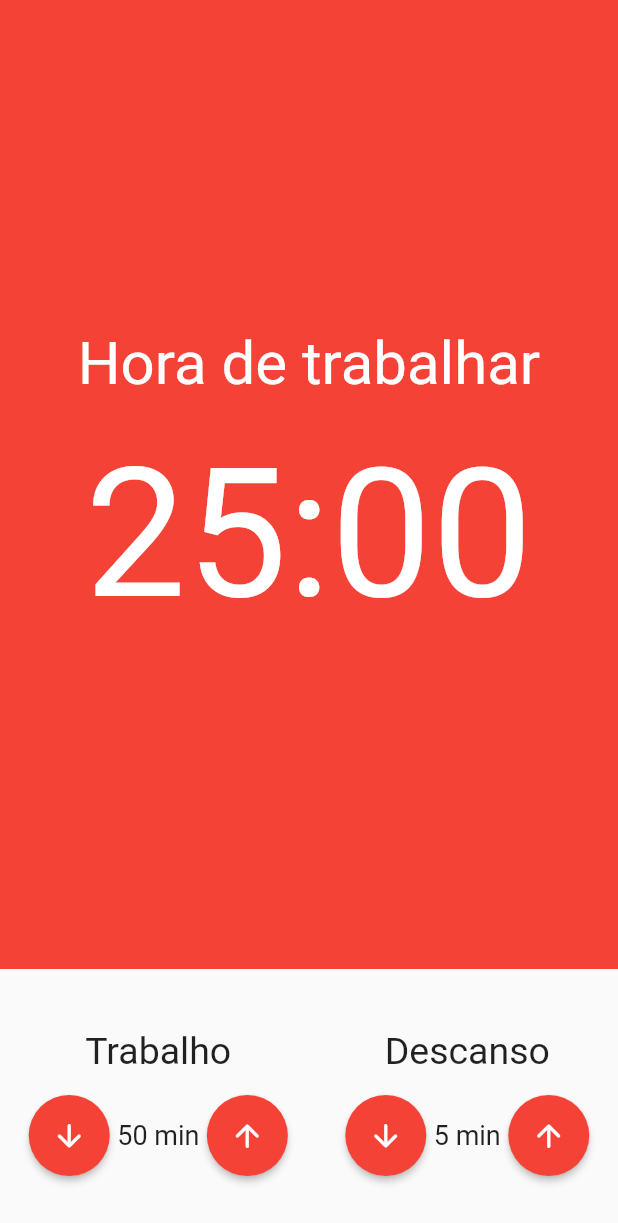
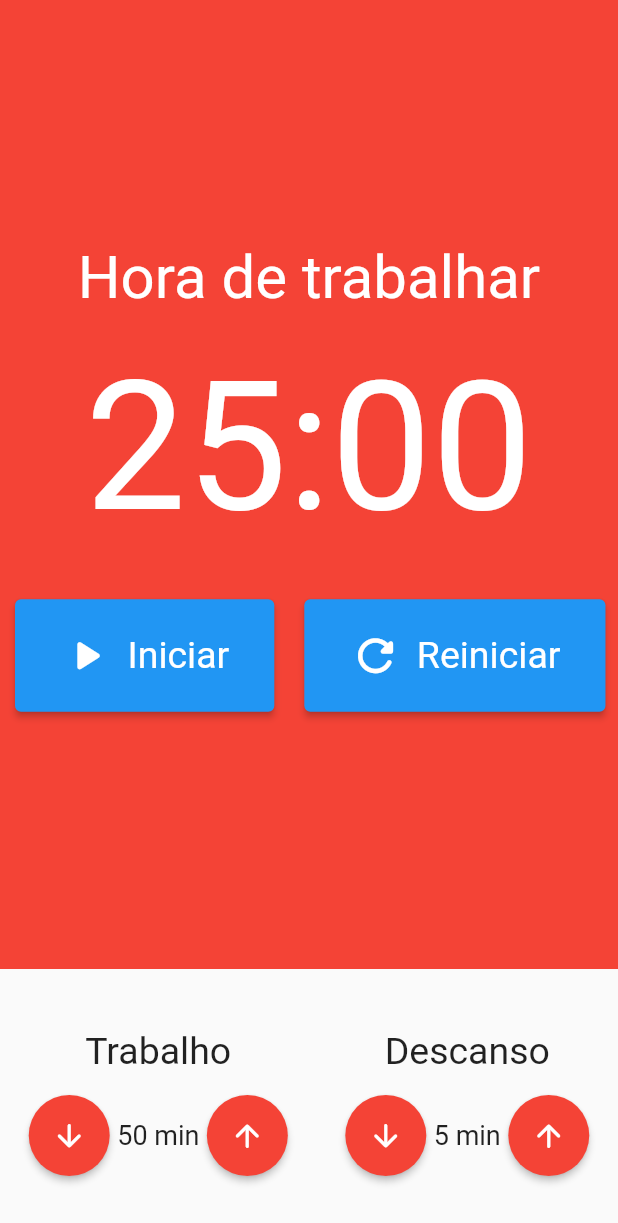
Before and after one commit to SrAlbuquerque/pomodoro, a Flutter app: the screen it shows after launch, on a phone screen of 412 x 824 dp. Shown: the top 1223 px of the screen. Run offline on Flutter 3.47's test engine with Material 2 defaults, Android fonts, the phone set to English and light mode, and no system bars; our stand-ins replace mobx; generated files the repository leaves out were written again.

Commit message:
Terminando mais uns detalhes da tela

```diff
--- a/lib/components/cronometro.dart
+++ /dev/null
@@ -1,32 +0,0 @@
-import 'package:flutter/material.dart';
-
-class Cronometro extends StatelessWidget {
-  const Cronometro({Key? key}) : super(key: key);
-
-  @override
-  Widget build(BuildContext context) {
-    return Container(
-      color: Colors.red,
-      child: Column(
-        mainAxisAlignment: MainAxisAlignment.center,
-        children: const [
-          Text(
-            'Hora de trabalhar',
-            style: TextStyle(
-              fontSize: 40,
-              color: Colors.white,
-            ),
-          ),
-          SizedBox(height: 20),
-          Text(
-            '25:00',
-            style: TextStyle(
-              fontSize: 120,
-              color: Colors.white,
-            ),
-          )
-        ],
-      ),
-    );
-  }
-}
--- a/lib/components/entrada_tempo.dart
+++ b/lib/components/input_timer.dart
@@ -1,13 +1,13 @@
 import 'package:flutter/material.dart';
 
-class EntradaTempo extends StatelessWidget {
-  final String titulo;
-  final int valor;
+class InputTimer extends StatelessWidget {
+  final String title;
+  final int value;
 
-  const EntradaTempo({
+  const InputTimer({
     Key? key,
-    required this.titulo,
-    required this.valor,
+    required this.title,
+    required this.value,
   }) : super(key: key);
 
   @override
@@ -15,7 +15,7 @@ class EntradaTempo extends StatelessWidget {
     return Column(
       children: [
         Text(
-          titulo,
+          title,
           style: const TextStyle(
             fontSize: 25,
           ),
@@ -36,7 +36,7 @@ class EntradaTempo extends StatelessWidget {
               ),
             ),
             Text(
-              '$valor min',
+              '$value min',
               style: const TextStyle(
                 fontSize: 18,
               ),
--- /dev/null
+++ b/lib/components/timer.dart
@@ -0,0 +1,60 @@
+import 'package:flutter/material.dart';
+import 'package:pomodoro/components/timer_button.dart';
+
+class Timer extends StatelessWidget {
+  const Timer({Key? key}) : super(key: key);
+
+  @override
+  Widget build(BuildContext context) {
+    return Container(
+      color: Colors.red,
+      child: Column(
+        mainAxisAlignment: MainAxisAlignment.center,
+        children: [
+          const Text(
+            'Hora de trabalhar',
+            style: TextStyle(
+              fontSize: 40,
+              color: Colors.white,
+            ),
+          ),
+          const SizedBox(height: 20),
+          const Text(
+            '25:00',
+            style: TextStyle(
+              fontSize: 120,
+              color: Colors.white,
+            ),
+          ),
+          const SizedBox(height: 20),
+          Row(
+            mainAxisAlignment: MainAxisAlignment.center,
+            children: const [
+              Padding(
+                padding: EdgeInsets.all(10),
+                child: TimerButton(
+                  text: 'Iniciar',
+                  icon: Icons.play_arrow_rounded,
+                ),
+              ),
+              // Padding(
+              //   padding: EdgeInsets.all(10),
+              //   child: TimerButton(
+              //     text: 'Parar',
+              //     icon: Icons.stop_rounded,
+              //   ),
+              // ),
+              Padding(
+                padding: EdgeInsets.all(10),
+                child: TimerButton(
+                  text: 'Reiniciar',
+                  icon: Icons.refresh_rounded,
+                ),
+              ),
+            ],
+          )
+        ],
+      ),
+    );
+  }
+}
--- /dev/null
+++ b/lib/components/timer_button.dart
@@ -0,0 +1,40 @@
+import 'package:flutter/material.dart';
+
+class TimerButton extends StatelessWidget {
+  final String text;
+  final IconData icon;
+
+  const TimerButton({
+    Key? key,
+    required this.text,
+    required this.icon,
+  }) : super(key: key);
+
+  @override
+  Widget build(BuildContext context) {
+    return ElevatedButton(
+      style: ElevatedButton.styleFrom(
+        padding: const EdgeInsets.symmetric(
+          horizontal: 30,
+          vertical: 20,
+        ),
+        textStyle: const TextStyle(
+          fontSize: 25,
+        ),
+      ),
+      onPressed: () {},
+      child: Row(
+        children: [
+          Padding(
+            padding: const EdgeInsets.only(right: 10),
+            child: Icon(
+              icon,
+              size: 35,
+            ),
+          ),
+          Text(text),
+        ],
+      ),
+    );
+  }
+}
--- a/lib/pages/pomodoro_page.dart
+++ b/lib/pages/pomodoro_page.dart
@@ -1,6 +1,6 @@
 import 'package:flutter/material.dart';
-import 'package:pomodoro/components/cronometro.dart';
-import 'package:pomodoro/components/entrada_tempo.dart';
+import 'package:pomodoro/components/timer.dart';
+import 'package:pomodoro/components/input_timer.dart';
 
 class PomodoroPage extends StatelessWidget {
   const PomodoroPage({Key? key}) : super(key: key);
@@ -12,20 +12,20 @@ class PomodoroPage extends StatelessWidget {
         crossAxisAlignment: CrossAxisAlignment.stretch,
         children: [
           const Expanded(
-            child: Cronometro(),
+            child: Timer(),
           ),
           Padding(
             padding: const EdgeInsets.symmetric(vertical: 40),
             child: Row(
               mainAxisAlignment: MainAxisAlignment.spaceAround,
               children: const [
-                EntradaTempo(
-                  titulo: 'Trabalho',
-                  valor: 50,
+                InputTimer(
+                  title: 'Trabalho',
+                  value: 50,
                 ),
-                EntradaTempo(
-                  titulo: 'Descanso',
-                  valor: 5,
+                InputTimer(
+                  title: 'Descanso',
+                  value: 5,
                 )
               ],
             ),
```
